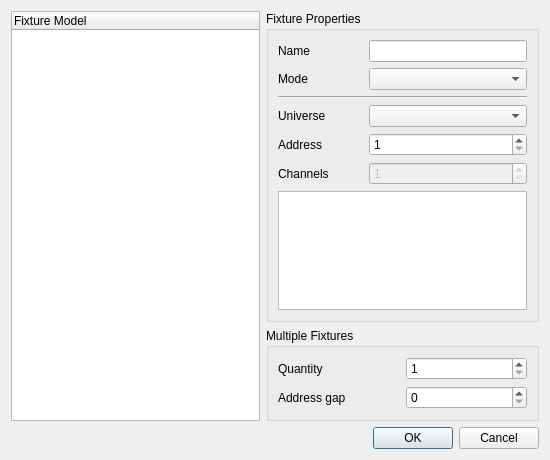
First picture: the form in ui/src/addfixture.ui, repository mcallegari/qlcplus, before the edit.
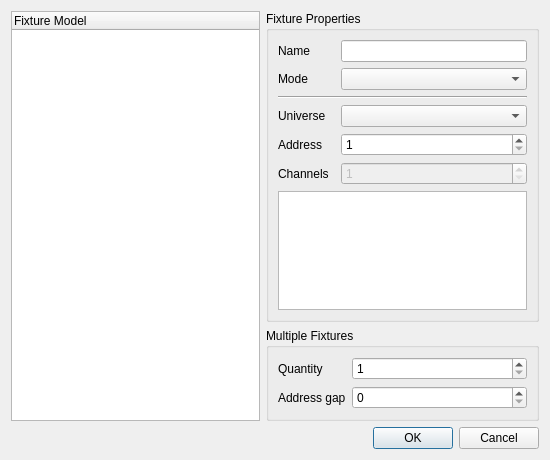
Second picture: the form after the edit.

Diff of the .ui file:
```diff
--- a/ui/src/addfixture.ui
+++ b/ui/src/addfixture.ui
@@ -45,7 +45,7 @@
       <item row="0" column="2">
        <widget class="QLineEdit" name="m_nameEdit">
         <property name="sizePolicy">
-         <sizepolicy hsizetype="Preferred" vsizetype="Preferred">
+         <sizepolicy hsizetype="Expanding" vsizetype="Preferred">
           <horstretch>0</horstretch>
           <verstretch>0</verstretch>
          </sizepolicy>
@@ -189,7 +189,7 @@
       <item row="0" column="1">
        <widget class="QSpinBox" name="m_amountSpin">
         <property name="sizePolicy">
-         <sizepolicy hsizetype="Preferred" vsizetype="Preferred">
+         <sizepolicy hsizetype="Expanding" vsizetype="Preferred">
           <horstretch>0</horstretch>
           <verstretch>0</verstretch>
          </sizepolicy>
```
Left out of the diff: 48 changed lines with no effect on the pictures.
